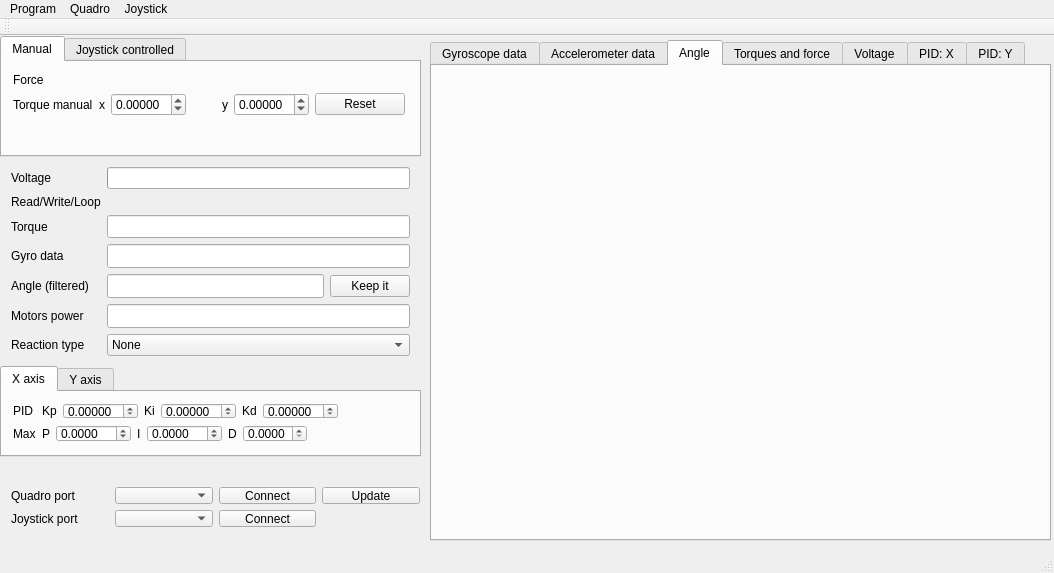
Old version of the form control/qt/quadro.ui in the repository it-workshop/Quadrocopter.
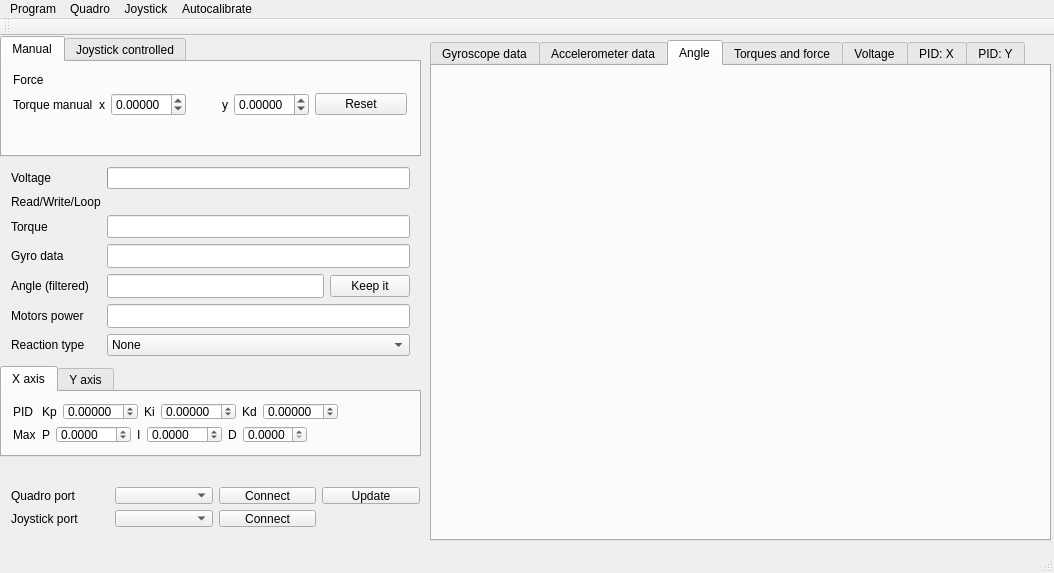
New version of the form. Custom widgets are drawn as their Qt base class.

```diff
--- a/control/qt/quadro.ui
+++ b/control/qt/quadro.ui
@@ -68,7 +68,7 @@
        <rect>
         <x>0</x>
         <y>0</y>
-        <width>414</width>
+        <width>416</width>
         <height>90</height>
        </rect>
       </property>
@@ -603,7 +603,7 @@
         <x>0</x>
         <y>0</y>
         <width>411</width>
-        <height>61</height>
+        <height>62</height>
        </rect>
       </property>
       <layout class="QFormLayout" name="xform">
@@ -1260,9 +1260,17 @@
     </property>
     <addaction name="LogSave_data"/>
    </widget>
+   <widget class="QMenu" name="menuAutocalibrate">
+    <property name="title">
+     <string>Autocalibrate</string>
+    </property>
+    <addaction name="actionCalibrate_X_axis"/>
+    <addaction name="actionCalibrate_Y_axis"/>
+   </widget>
    <addaction name="menuProgram"/>
    <addaction name="menuQuadro"/>
    <addaction name="menuJoystick"/>
+   <addaction name="menuAutocalibrate"/>
   </widget>
   <widget class="QToolBar" name="mainToolBar">
    <attribute name="toolBarArea">
```
Left out of the diff: 17 changed lines with no effect on the pictures.
